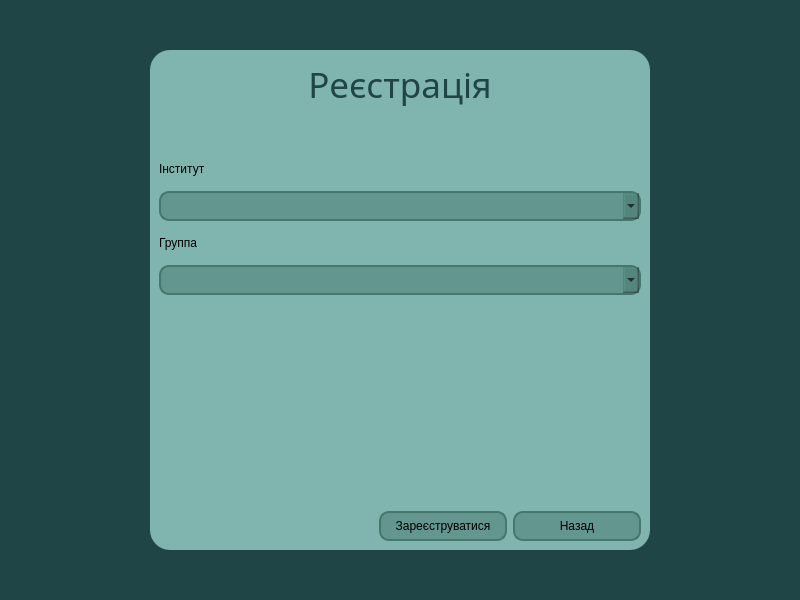
Qt form studly/registration/stud_registration.ui (MykytaKa/MVP_Studly_Product) before a commit.
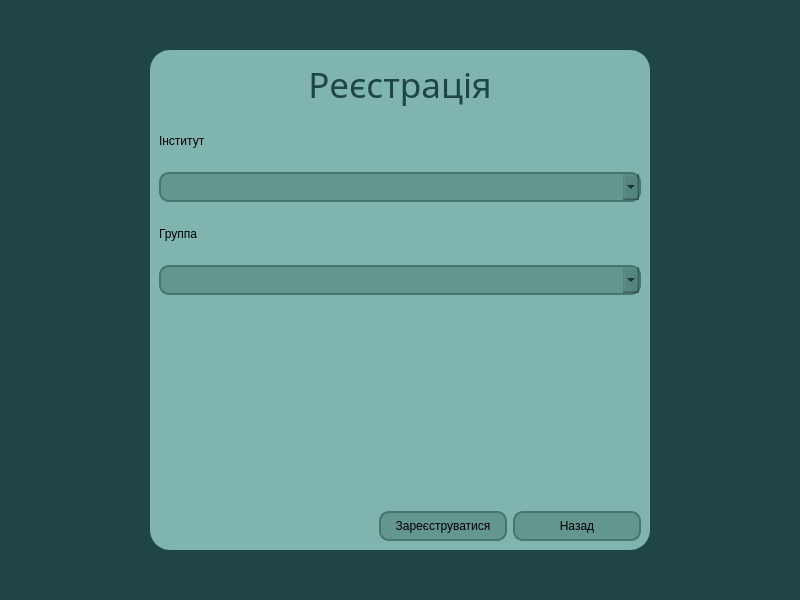
The same form after that commit.

Patch:
```diff
--- a/studly/registration/stud_registration.ui
+++ b/studly/registration/stud_registration.ui
@@ -97,19 +97,6 @@
              </property>
             </widget>
            </item>
-           <item>
-            <widget class="QLabel" name="errorLabel">
-             <property name="styleSheet">
-              <string notr="true">color: rgb(0, 255, 0);</string>
-             </property>
-             <property name="text">
-              <string/>
-             </property>
-             <property name="alignment">
-              <set>Qt::AlignCenter</set>
-             </property>
-            </widget>
-           </item>
            <item>
             <widget class="QLabel" name="label_2">
              <property name="text">
```
Left out of the diff: 2 changed lines with no effect on the pictures.
